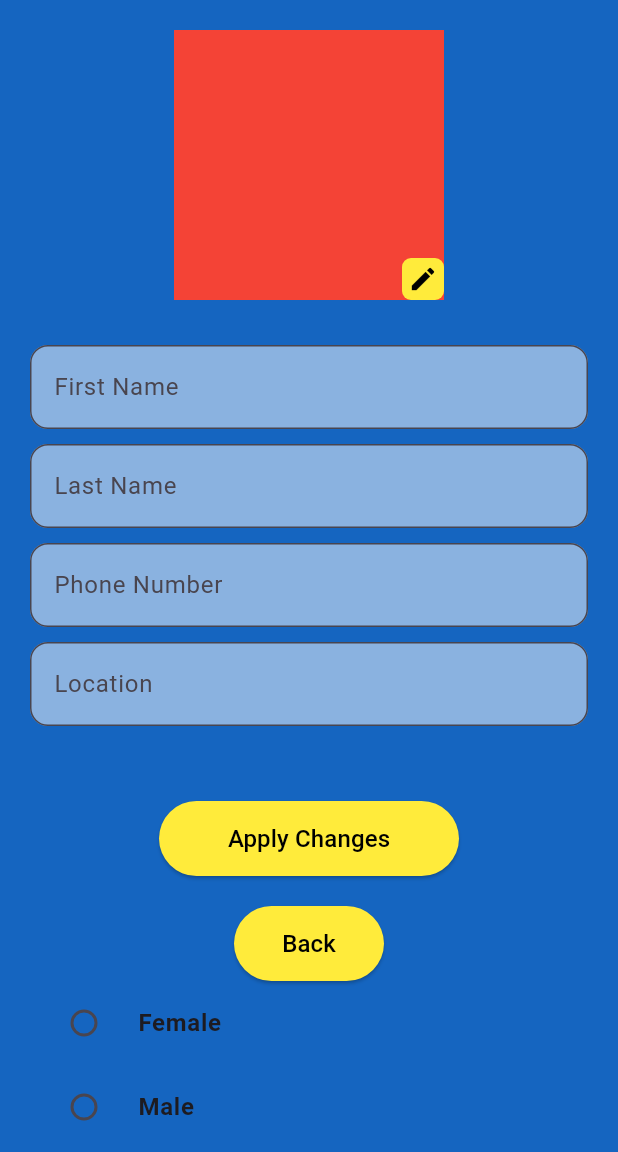
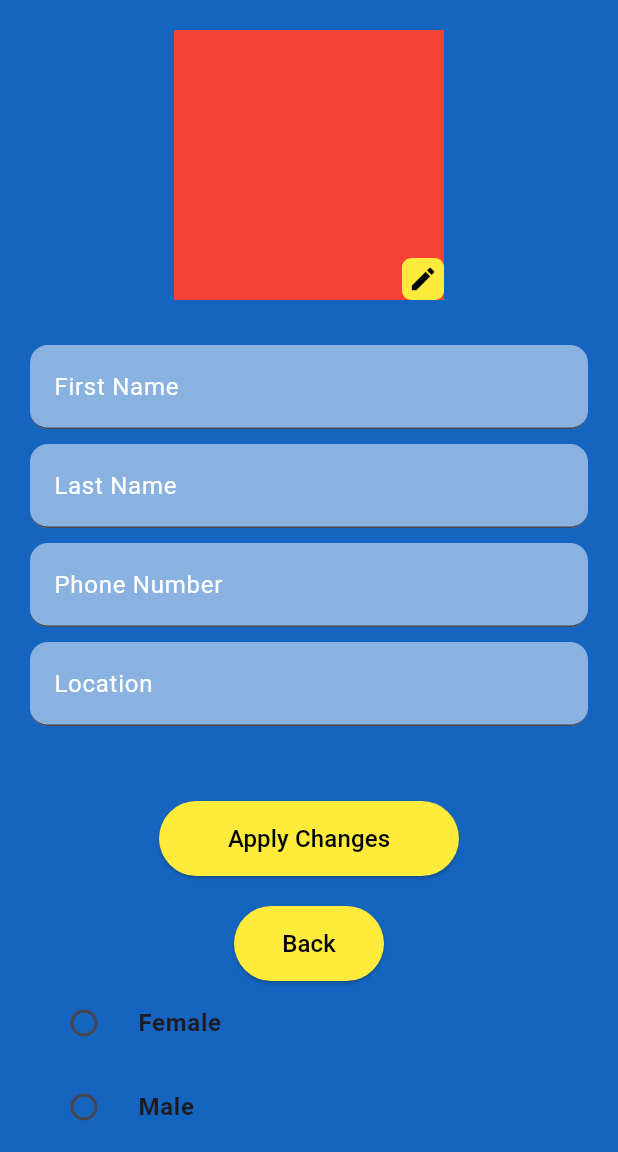
Before and after one commit to SsekamateSharif/iSlamity-Practice-Application-repo, a Flutter app: the EditProfilePage screen opened by its route, on a phone screen of 412 x 824 dp, the part 84-1236 px from its top. Run offline on Flutter 3.47's test engine with Material 3 defaults, Android fonts, the light colour scheme and no system bars; our stand-ins replace flutter_map, latlong2; Roboto replaces fonts that are missing (Urbanist).

Commit message:
Make all the changes

```diff
--- a/lib/components/app_text_field.dart
+++ b/lib/components/app_text_field.dart
@@ -9,11 +9,18 @@ class AppTextField extends StatelessWidget {
     return TextField(
       decoration: InputDecoration(
         hintText: hint,
-        border: OutlineInputBorder(
+        labelText: hint,
+        labelStyle: TextStyle(
+          color: Colors.white,
+        ),
+        border: const UnderlineInputBorder(
+
           borderRadius: BorderRadius.all(Radius.circular(12)),
-          borderSide: const BorderSide(color: Colors.grey,
+        ),
+        focusedBorder: const UnderlineInputBorder(
+          borderRadius: BorderRadius.all(Radius.circular(12)),
+          borderSide: const BorderSide(color: Colors.transparent,
           width: 1.5),
-
         ),
         filled: true,
         fillColor: Colors.white.withOpacity(0.5),
--- a/lib/main.dart
+++ b/lib/main.dart
@@ -3,6 +3,7 @@ import 'package:islamity/pages/edit_profile.dart';
 import 'package:islamity/pages/home_page.dart';
 import 'package:islamity/pages/login_page.dart';
 import 'package:islamity/pages/main_page.dart';
+import 'package:islamity/pages/nearby_page.dart';
 import 'package:islamity/pages/profile_page.dart';
 
 void main() {
@@ -18,7 +19,8 @@ class MyApp extends StatelessWidget {
       routes: {
         '/main_page':(context) => MainPage(),
         '/edit_profile':(context) => EditProfilePage(),
-        'profile_page': (context) => ProfilePage(),
+        '/profile_page': (context) => ProfilePage(),
+        '/nearby_page': (context) => NearbyPage(),
       }
       );
   }
--- a/lib/pages/edit_profile.dart
+++ b/lib/pages/edit_profile.dart
@@ -33,7 +33,9 @@ class _EditProfilePageState extends State<EditProfilePage> {
             children: [
               Stack(
                 children: [
-                  Container(width: 180, color: Colors.red[500], height: 180),
+                  Container(
+                    padding: const EdgeInsets.only(left: 12 , right: 12,top:6),
+                    width: 180, color: Colors.red[500], height: 180),
                   Positioned(
                     bottom: 0,
                     right: 0,
--- a/lib/pages/main_page.dart
+++ b/lib/pages/main_page.dart
@@ -33,7 +33,7 @@ class _MainPageState extends State<MainPage> {
         type: BottomNavigationBarType.fixed,
         showSelectedLabels: false,
         showUnselectedLabels: false,
-        backgroundColor: Colors.amber[400],
+        backgroundColor: Colors.green[600],
       ),
     );
   }
--- a/pubspec.yaml
+++ b/pubspec.yaml
@@ -36,13 +36,19 @@ dependencies:
   firebase_analytics: ^11.4.5
 
 
+
   # The following adds the Cupertino Icons font to your application.
   # Use with the CupertinoIcons class for iOS style icons.
   cupertino_icons: ^1.0.8
+  flutter_map: ^8.2.2
+  latlong2: ^0.9.1
 
 dev_dependencies:
   flutter_test:
     sdk: flutter
+
+
+
 
   # The "flutter_lints" package below contains a set of recommended lints to
   # encourage good coding practices. The lint set provided by the package is
```
Also changed, not shown: lib/pages/home_page.dart (+12 -6 lines), lib/pages/nearby_page.dart (added, +39 -0 lines), pubspec.lock, 6 other files.
